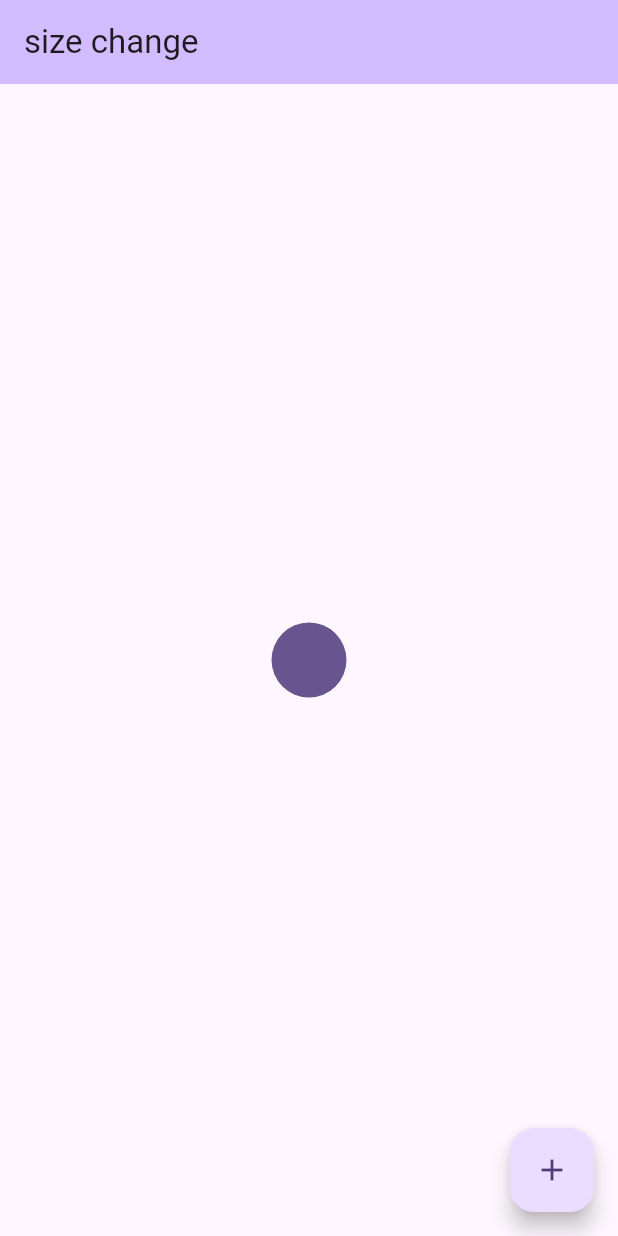
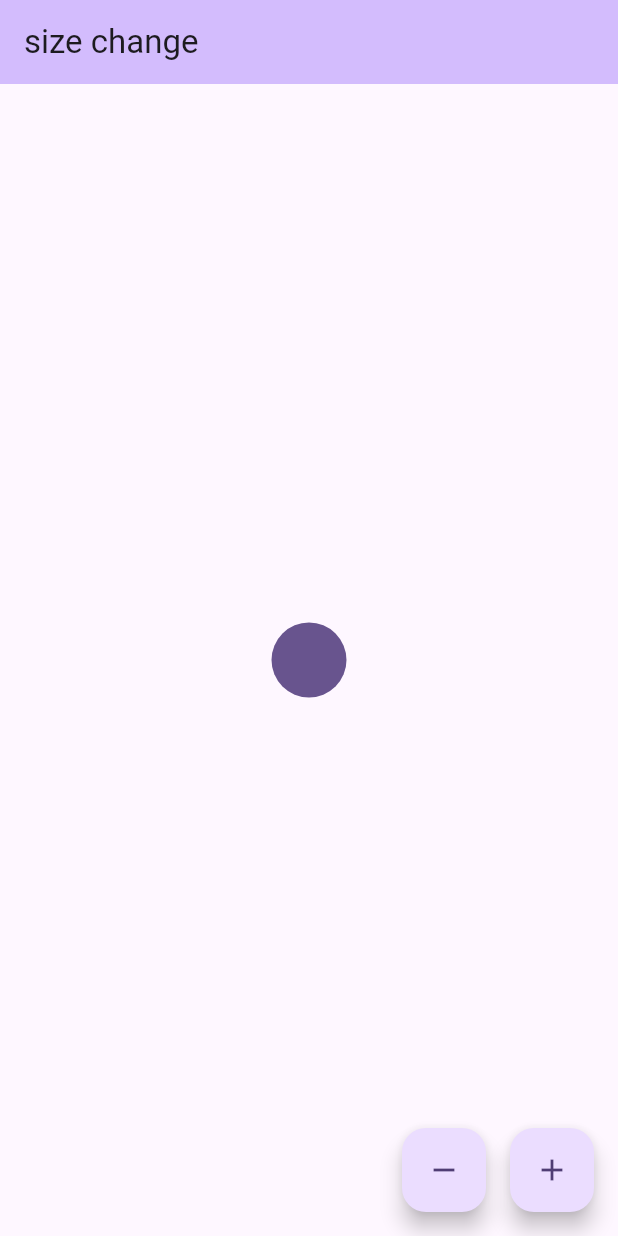
Before and after one commit to c22349/size_change, a Flutter app: the screen it shows after launch, on a phone screen of 412 x 824 dp. Run offline on Flutter 3.47's test engine with Material 3 defaults, Android fonts, the light colour scheme and no system bars.

Commit message:
Add minus button

```diff
--- a/lib/view/figure.dart
+++ b/lib/view/figure.dart
@@ -15,6 +15,14 @@ class _MyHomePageState extends State<MyHomePage> {
   void _incrementCounter() {
     setState(() {
       _counter++;
+    });
+  }
+
+  void _decrementCounter() {
+    setState(() {
+      if (_counter > 0) {
+        _counter--;
+      }
     });
   }
 
@@ -40,10 +48,21 @@ class _MyHomePageState extends State<MyHomePage> {
           ],
         ),
       ),
-      floatingActionButton: FloatingActionButton(
-        onPressed: _incrementCounter,
-        tooltip: 'Increment',
-        child: const Icon(Icons.add),
+      floatingActionButton: Row(
+        mainAxisAlignment: MainAxisAlignment.end,
+        children: [
+          FloatingActionButton(
+            onPressed: _decrementCounter,
+            tooltip: 'Decrement',
+            child: const Icon(Icons.remove),
+          ),
+          const SizedBox(width: 16),
+          FloatingActionButton(
+            onPressed: _incrementCounter,
+            tooltip: 'Increment',
+            child: const Icon(Icons.add),
+          ),
+        ],
       ),
     );
   }
```
